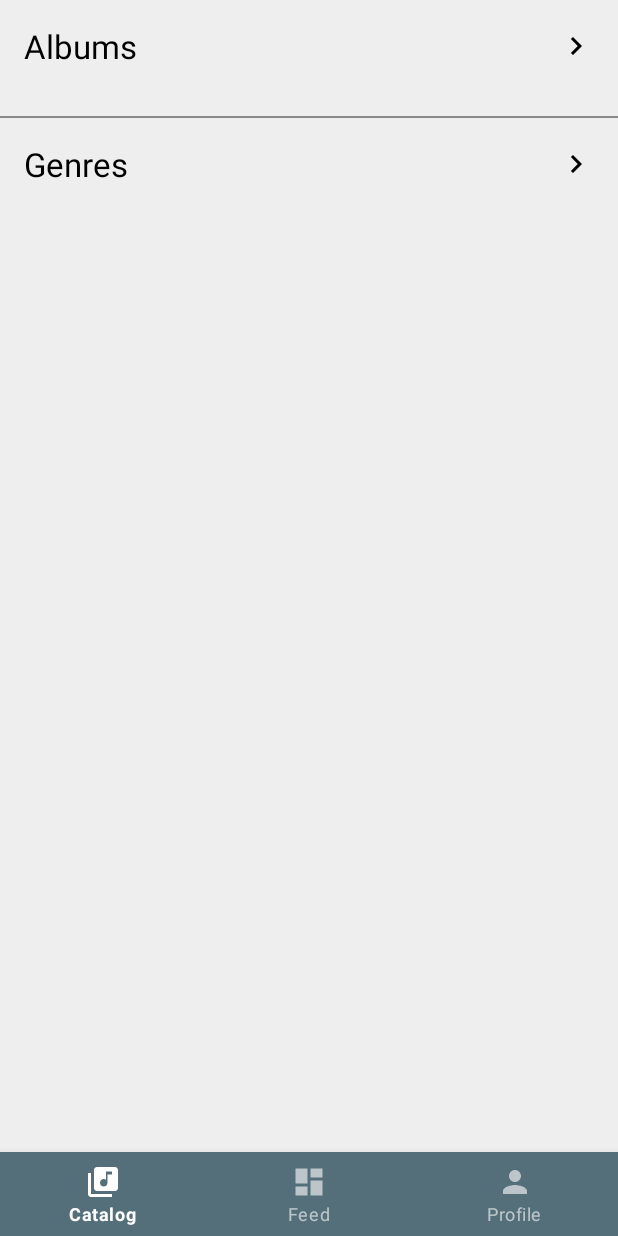
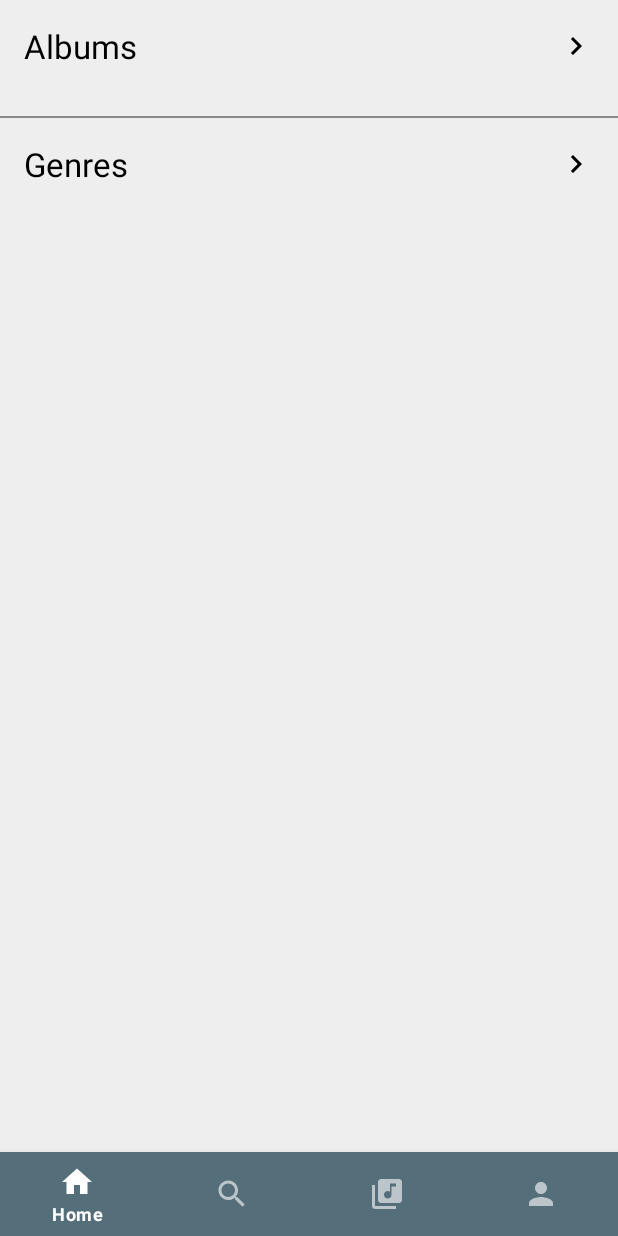
Before and after one commit to Lider123/Muspert, an Android app: the MainFragment screen opened through its navigation route, on a phone screen of 412 x 824 dp. Run offline under Robolectric (Android 15) with nearby library versions, the phone set to English and light mode, and no system bars; our stand-ins replace Picasso, RxJava, Timber; libraries missing offline, so code that uses them is left out: com.arellomobile.mvp, com.facebook.stetho, com.karumi.dexter, com.miguelbcr.ui, com.mikepenz.fastadapter and 1 more; pictures from the network do not load; 7 statements that could not run were skipped.

Commit message:
Recreated bottom navigation

```diff
--- a/app/src/main/java/com/babaetskv/muspert/ui/fragments/CatalogFragment.kt
+++ b/app/src/main/java/com/babaetskv/muspert/ui/fragments/HomeFragment.kt
@@ -9,7 +9,7 @@ import com.arellomobile.mvp.presenter.InjectPresenter
 import com.babaetskv.muspert.R
 import com.babaetskv.muspert.data.models.Album
 import com.babaetskv.muspert.data.models.Genre
-import com.babaetskv.muspert.databinding.FragmentCatalogBinding
+import com.babaetskv.muspert.databinding.FragmentHomeBinding
 import com.babaetskv.muspert.presentation.catalog.CatalogPresenter
 import com.babaetskv.muspert.presentation.catalog.CatalogView
 import com.babaetskv.muspert.ui.EmptyDividerDecoration
@@ -25,7 +25,7 @@ import com.mikepenz.fastadapter.IAdapter
 import com.mikepenz.fastadapter.IItem
 import com.mikepenz.fastadapter.adapters.ItemAdapter
 
-class CatalogFragment : BaseFragment(), CatalogView {
+class HomeFragment : BaseFragment(), CatalogView {
     @InjectPresenter
     lateinit var presenter: CatalogPresenter
 
@@ -33,10 +33,10 @@ class CatalogFragment : BaseFragment(), CatalogView {
     private lateinit var albumsItemAdapter: ItemAdapter<IItem<*>>
     private lateinit var genresAdapter: FastAdapter<IItem<*>>
     private lateinit var genresItemAdapter: ItemAdapter<IItem<*>>
-    private val binding: FragmentCatalogBinding by viewBinding()
+    private val binding: FragmentHomeBinding by viewBinding()
 
     override val layoutResId: Int
-        get() = R.layout.fragment_catalog
+        get() = R.layout.fragment_home
 
     override fun onCreate(savedInstanceState: Bundle?) {
         super.onCreate(savedInstanceState)
--- /dev/null
+++ b/app/src/main/java/com/babaetskv/muspert/ui/fragments/LibraryFragment.kt
@@ -0,0 +1,13 @@
+package com.babaetskv.muspert.ui.fragments
+
+import com.babaetskv.muspert.R
+import com.babaetskv.muspert.databinding.FragmentLibraryBinding
+import com.babaetskv.muspert.ui.base.BaseFragment
+import com.babaetskv.muspert.utils.viewBinding
+
+class LibraryFragment : BaseFragment() {
+    private val binding: FragmentLibraryBinding by viewBinding()
+
+    override val layoutResId: Int
+        get() = R.layout.fragment_library
+}
--- a/app/src/main/java/com/babaetskv/muspert/ui/fragments/MainFragment.kt
+++ b/app/src/main/java/com/babaetskv/muspert/ui/fragments/MainFragment.kt
@@ -53,13 +53,17 @@ class MainFragment : PlaybackFragment(), MainView {
         tabFragments.clear()
         tabFragments.putAll(
             mapOf(
-                MainTab.CATALOG to childFragmentManager.getFragmentByTag(
-                    MainTab.CATALOG,
-                    CatalogFragment()
+                MainTab.HOME to childFragmentManager.getFragmentByTag(
+                    MainTab.HOME,
+                    HomeFragment()
                 ),
-                MainTab.FEED to childFragmentManager.getFragmentByTag(
-                    MainTab.FEED,
-                    FeedFragment()
+                MainTab.SEARCH to childFragmentManager.getFragmentByTag(
+                    MainTab.SEARCH,
+                    SearchFragment()
+                ),
+                MainTab.LIBRARY to childFragmentManager.getFragmentByTag(
+                    MainTab.LIBRARY,
+                    LibraryFragment()
                 ),
                 MainTab.PROFILE to childFragmentManager.getFragmentByTag(
                     MainTab.PROFILE,
@@ -82,12 +86,13 @@ class MainFragment : PlaybackFragment(), MainView {
             presenter.onBottomNavigate(it)
             true
         }
-        openTab(MainTab.CATALOG.id)
+        openTab(MainTab.HOME.id)
     }
 
     private enum class MainTab(@IdRes val id: Int) {
-        CATALOG(R.id.catalog),
-        FEED(R.id.feed),
+        HOME(R.id.home),
+        SEARCH(R.id.search),
+        LIBRARY(R.id.library),
         PROFILE(R.id.profile)
     }
 }
--- a/app/src/main/java/com/babaetskv/muspert/ui/fragments/FeedFragment.kt
+++ b/app/src/main/java/com/babaetskv/muspert/ui/fragments/SearchFragment.kt
@@ -1,16 +1,16 @@
 package com.babaetskv.muspert.ui.fragments
 
 import com.babaetskv.muspert.R
-import com.babaetskv.muspert.databinding.FragmentFeedBinding
+import com.babaetskv.muspert.databinding.FragmentSearchBinding
 import com.babaetskv.muspert.ui.base.BaseFragment
 import com.babaetskv.muspert.utils.viewBinding
 
 /**
  * @author Konstantin on 13.05.2020
  */
-class FeedFragment : BaseFragment() {
-    private val binding: FragmentFeedBinding by viewBinding()
+class SearchFragment : BaseFragment() {
+    private val binding: FragmentSearchBinding by viewBinding()
 
     override val layoutResId: Int
-        get() = R.layout.fragment_feed
+        get() = R.layout.fragment_search
 }
--- a/app/src/main/res/drawable/ic_feed.xml
+++ /dev/null
@@ -1,9 +0,0 @@
-<vector xmlns:android="http://schemas.android.com/apk/res/android"
-        android:width="24dp"
-        android:height="24dp"
-        android:viewportWidth="24.0"
-        android:viewportHeight="24.0">
-    <path
-        android:fillColor="#FF000000"
-        android:pathData="M3,13h8L11,3L3,3v10zM3,21h8v-6L3,15v6zM13,21h8L21,11h-8v10zM13,3v6h8L21,3h-8z"/>
-</vector>
--- /dev/null
+++ b/app/src/main/res/drawable/ic_home.xml
@@ -0,0 +1,10 @@
+<vector
+    xmlns:android="http://schemas.android.com/apk/res/android"
+    android:width="24dp"
+    android:height="24dp"
+    android:viewportWidth="24"
+    android:viewportHeight="24">
+    <path
+        android:fillColor="#FF000000"
+        android:pathData="M10,20v-6h4v6h5v-8h3L12,3 2,12h3v8z"/>
+</vector>
--- /dev/null
+++ b/app/src/main/res/drawable/ic_search.xml
@@ -0,0 +1,10 @@
+<vector
+    xmlns:android="http://schemas.android.com/apk/res/android"
+    android:width="24dp"
+    android:height="24dp"
+    android:viewportWidth="24"
+    android:viewportHeight="24">
+  <path
+      android:fillColor="#FF000000"
+      android:pathData="M15.5,14h-0.79l-0.28,-0.27C15.41,12.59 16,11.11 16,9.5 16,5.91 13.09,3 9.5,3S3,5.91 3,9.5 5.91,16 9.5,16c1.61,0 3.09,-0.59 4.23,-1.57l0.27,0.28v0.79l5,4.99L20.49,19l-4.99,-5zM9.5,14C7.01,14 5,11.99 5,9.5S7.01,5 9.5,5 14,7.01 14,9.5 11.99,14 9.5,14z"/>
+</vector>
--- a/app/src/main/res/layout/fragment_feed.xml
+++ b/app/src/main/res/layout/fragment_library.xml
@@ -1,14 +1,12 @@
 <?xml version="1.0" encoding="utf-8"?>
 <FrameLayout
     xmlns:android="http://schemas.android.com/apk/res/android"
-    xmlns:tools="http://schemas.android.com/tools"
     android:layout_width="match_parent"
     android:layout_height="match_parent"
-    android:background="@color/colorBackground"
-    tools:context=".ui.fragments.FeedFragment" >
+    android:background="@color/colorBackground">
     <androidx.appcompat.widget.AppCompatTextView
         android:layout_width="match_parent"
         android:layout_height="match_parent"
         android:gravity="center"
-        android:text="Feed Fragment"/>
+        android:text="Library Fragment"/>
 </FrameLayout>
--- /dev/null
+++ b/app/src/main/res/layout/fragment_search.xml
@@ -0,0 +1,14 @@
+<?xml version="1.0" encoding="utf-8"?>
+<FrameLayout
+    xmlns:android="http://schemas.android.com/apk/res/android"
+    xmlns:tools="http://schemas.android.com/tools"
+    android:layout_width="match_parent"
+    android:layout_height="match_parent"
+    android:background="@color/colorBackground"
+    tools:context=".ui.fragments.SearchFragment" >
+    <androidx.appcompat.widget.AppCompatTextView
+        android:layout_width="match_parent"
+        android:layout_height="match_parent"
+        android:gravity="center"
+        android:text="Search Fragment"/>
+</FrameLayout>
--- a/app/src/main/res/menu/nav_bottom_menu.xml
+++ b/app/src/main/res/menu/nav_bottom_menu.xml
@@ -5,23 +5,27 @@
     xmlns:app="http://schemas.android.com/apk/res-auto"
     tools:ignore="AlwaysShowAction">
 
-    <item android:id="@+id/catalog"
-        android:title="@string/catalog"
+    <item android:id="@+id/home"
+        android:title="@string/home"
         app:showAsAction="always"
         android:orderInCategory="1"
-        android:icon="@drawable/ic_catalog"/>
+        android:icon="@drawable/ic_home"/>
 
-    <item android:id="@+id/feed"
-        android:title="@string/feed"
+    <item android:id="@+id/search"
+        android:title="@string/search"
         app:showAsAction="always"
         android:orderInCategory="2"
-        android:icon="@drawable/ic_feed"/>
+        android:icon="@drawable/ic_search"/>
 
+    <item android:id="@+id/library"
+        android:title="@string/library"
+        app:showAsAction="always"
+        android:orderInCategory="2"
+        android:icon="@drawable/ic_library" />
 
     <item android:id="@+id/profile"
         android:title="@string/profile"
         app:showAsAction="always"
         android:orderInCategory="2"
         android:icon="@drawable/ic_profile" />
-
 </menu>
--- a/app/src/main/res/values/strings.xml
+++ b/app/src/main/res/values/strings.xml
@@ -5,8 +5,9 @@
     <string name="in_development">Feature is in development</string>
 
     <!-- Tab names -->
-    <string name="catalog">Catalog</string>
-    <string name="feed">Feed</string>
+    <string name="home">Home</string>
+    <string name="search">Search</string>
+    <string name="library">Library</string>
     <string name="profile">Profile</string>
 
     <!-- Button titles -->
```
Also changed, not shown: app/src/main/res/drawable/ic_library.xml (renamed from app/src/main/res/drawable/ic_catalog.xml), app/src/main/res/layout/fragment_home.xml (renamed from app/src/main/res/layout/fragment_catalog.xml), 1 other file.
